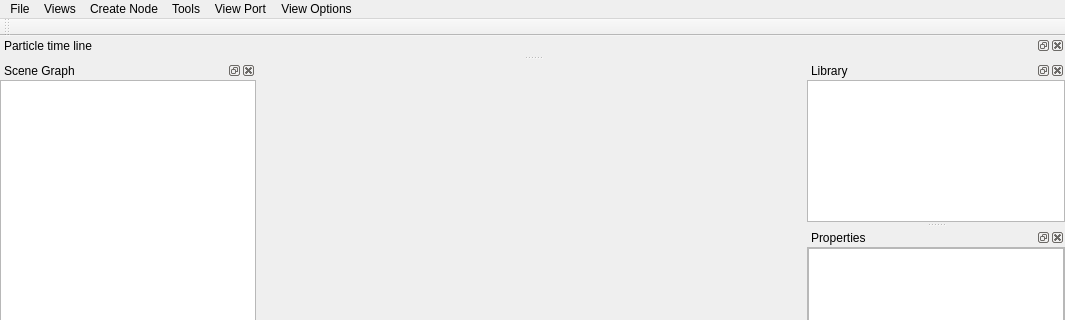
xaoctech/dava.engine, file Tools/ResourceEditor/DataQt/mainwindow.ui: the form before one commit; both pictures show x 0 to 1065 and y 0 to 320 of the 1065 by 660 pixel window.
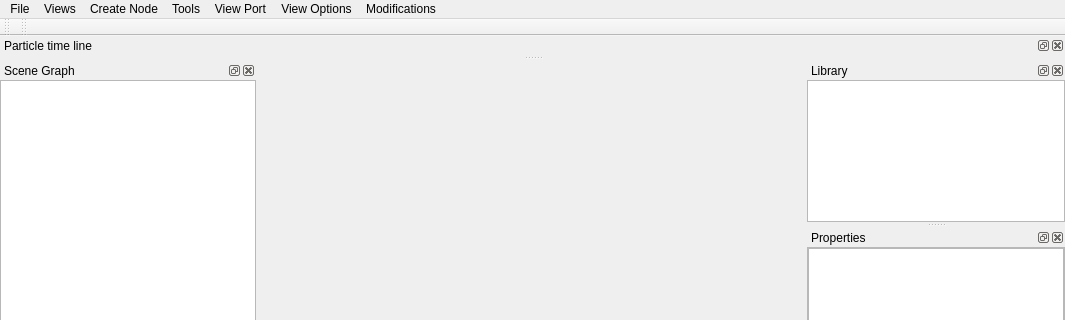
The form after the commit. Icons and pictures are not drawn. Custom widgets are drawn as their Qt base class.

Commit message:
Merge remote-tracking branch 'origin/ResourceEditor_3d_modifications' into DF31_Undo_Redo
Conflicts:
	Tools/ResourceEditor/Classes/Qt/Main/QtMainWindowHandler.cpp
	Tools/ResourceEditor/Classes/SceneEditor/EditorBodyControl.cpp
	Tools/ResourceEditor/Classes/SceneEditor/EditorBodyControl.h
	Tools/ResourceEditor/DataQt/mainwindow.ui
	Tools/ResourceEditor/ResourceEditorQt.xcodeproj/project.pbxproj

The edit to the form file:
```diff
--- a/Tools/ResourceEditor/DataQt/mainwindow.ui
+++ b/Tools/ResourceEditor/DataQt/mainwindow.ui
@@ -392,12 +392,26 @@
     <addaction name="menuLandscape"/>
     <addaction name="menuTextureFromat"/>
    </widget>
+   <widget class="QMenu" name="menuModifications">
+    <property name="title">
+     <string>Modifications</string>
+    </property>
+    <addaction name="actionModifySelect"/>
+    <addaction name="separator"/>
+    <addaction name="actionModifyMove"/>
+    <addaction name="actionModifyRotate"/>
+    <addaction name="actionModifyScale"/>
+    <addaction name="separator"/>
+    <addaction name="actionModifyPlaceOnLandscape"/>
+    <addaction name="actionModifySnapToLandscape"/>
+   </widget>
    <addaction name="menuFile"/>
    <addaction name="menuView"/>
    <addaction name="menuCreateNode"/>
    <addaction name="menuTools"/>
    <addaction name="menuViewPort"/>
    <addaction name="menuViewOptions"/>
+   <addaction name="menuModifications"/>
   </widget>
   <widget class="QStatusBar" name="statusBar"/>
   <widget class="QDockWidget" name="dockCustomColors">
@@ -469,6 +483,17 @@
    </attribute>
    <widget class="ParticleTimeLineWidget" name="dockWidgetContents_2"/>
   </widget>
+  <widget class="QToolBar" name="modificationToolBar">
+   <property name="windowTitle">
+    <string>toolBar</string>
+   </property>
+   <attribute name="toolBarArea">
+    <enum>TopToolBarArea</enum>
+   </attribute>
+   <attribute name="toolBarBreak">
+    <bool>false</bool>
+   </attribute>
+  </widget>
   <action name="actionNewScene">
    <property name="icon">
     <iconset>
```
Left out of the diff: 51 changed lines with no effect on the pictures. The commit also changes 21 other files.
